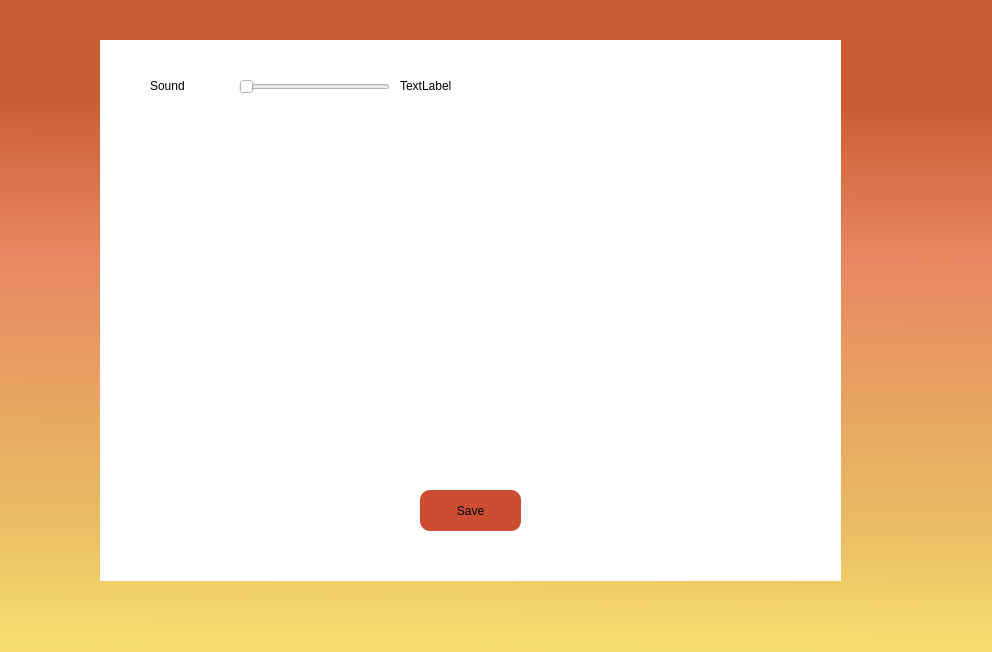
Mihnea11/Triviador, file TriviadorGame/TriviadorGame/GameWindow.ui: the form before one commit.
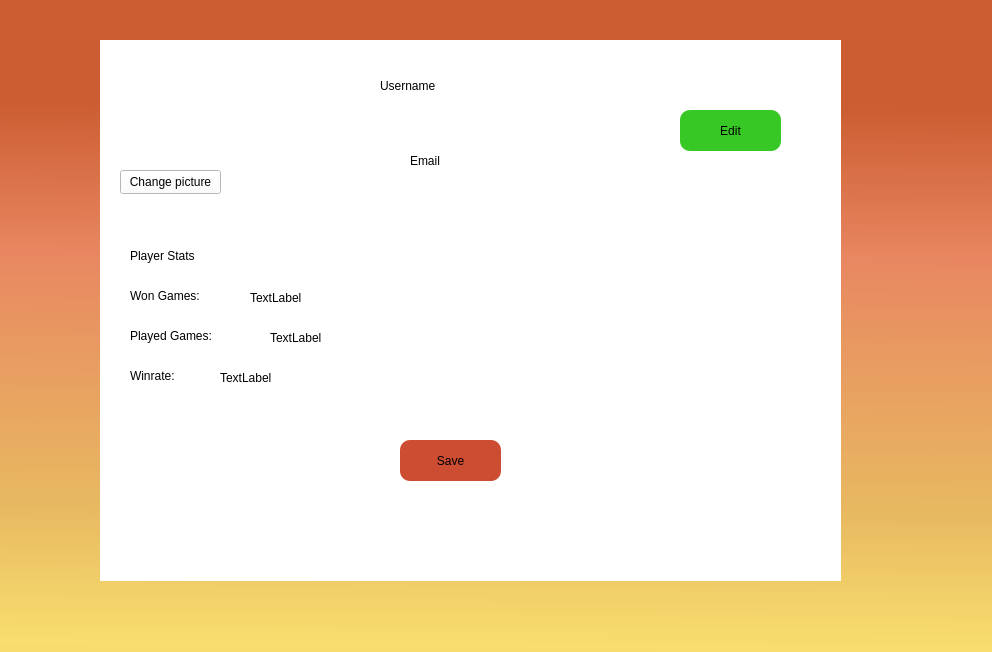
The form after the commit.

Commit message: Implemented the option to add a profile picture

Patch:
```diff
--- a/TriviadorGame/TriviadorGame/GameWindow.ui
+++ b/TriviadorGame/TriviadorGame/GameWindow.ui
@@ -354,6 +354,32 @@
      <string>Save</string>
     </property>
    </widget>
+   <widget class="QLabel" name="ProfilePictureLabel">
+    <property name="geometry">
+     <rect>
+      <x>0</x>
+      <y>0</y>
+      <width>151</width>
+      <height>121</height>
+     </rect>
+    </property>
+    <property name="text">
+     <string/>
+    </property>
+   </widget>
+   <widget class="QPushButton" name="ChangeProfilePictureButton">
+    <property name="geometry">
+     <rect>
+      <x>20</x>
+      <y>130</y>
+      <width>101</width>
+      <height>24</height>
+     </rect>
+    </property>
+    <property name="text">
+     <string>Change picture</string>
+    </property>
+   </widget>
   </widget>
   <widget class="QWidget" name="EditProfileForm" native="true">
    <property name="geometry">
@@ -585,6 +611,10 @@
     </property>
    </widget>
   </widget>
+  <zorder>EditProfileForm</zorder>
+  <zorder>SettingsForm</zorder>
+  <zorder>GameForm</zorder>
+  <zorder>ProfileForm</zorder>
  </widget>
  <resources/>
  <connections/>
```
The commit also changes 2 other files.
